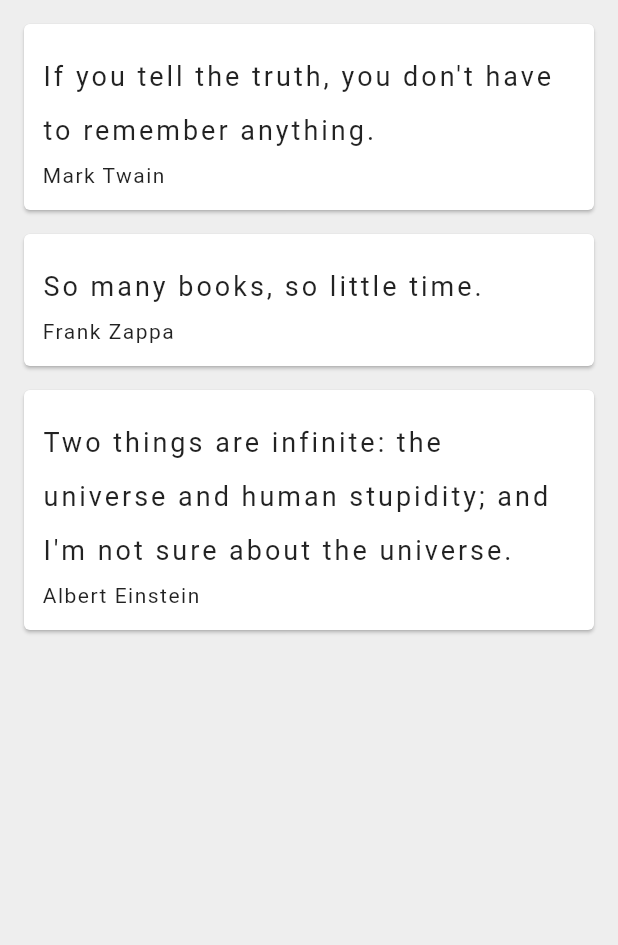
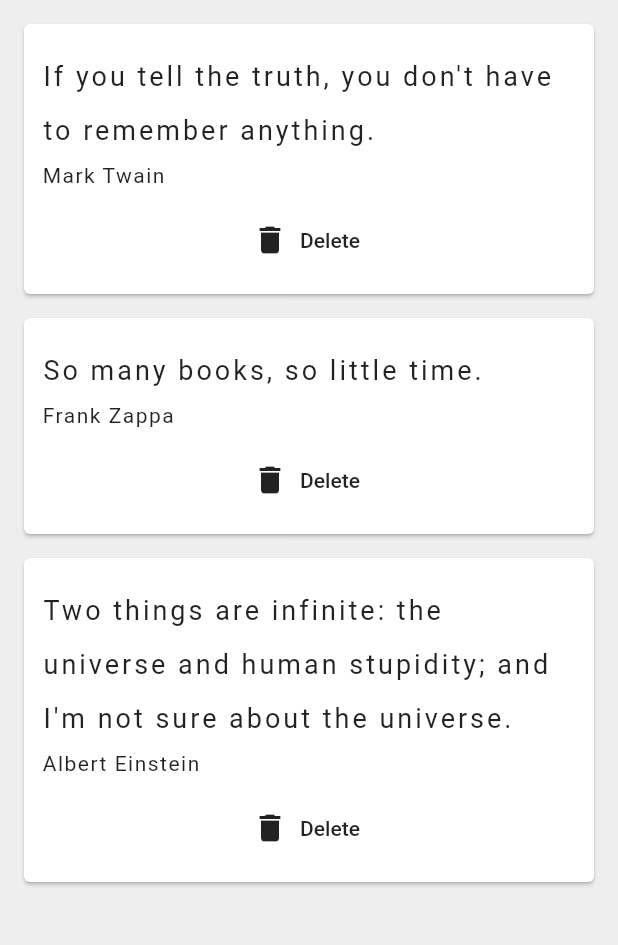
Before and after one commit to adomhamza/QuotesApp-2, a Flutter app: the screen it shows after launch, on a phone screen of 412 x 824 dp, the part 84-1029 px from its top. Run offline on Flutter 3.47's test engine with Material 2 defaults, Android fonts, the phone set to English and light mode, and no system bars.

Commit message:
Added Delete Feature

```diff
--- a/lib/main.dart
+++ b/lib/main.dart
@@ -34,7 +34,15 @@ class _QuotesCardState extends State<QuotesCard> {
         backgroundColor: Colors.red,
       ),
       body: Column(
-        children: quotes.map((quote) => QuoteCard(quote: quote)).toList(),
+        children: quotes
+            .map((quote) => QuoteCard(
+                quote: quote,
+                delete: () {
+                  setState(() {
+                    quotes.remove(quote);
+                  });
+                }))
+            .toList(),
       ),
     );
   }
--- a/lib/quote_card.dart
+++ b/lib/quote_card.dart
@@ -3,7 +3,8 @@ import 'quote.dart';
 
 class QuoteCard extends StatelessWidget {
   final Quote quote;
-  QuoteCard({this.quote});
+  final Function delete;
+  QuoteCard({this.quote, this.delete});
 
   @override
   Widget build(BuildContext context) {
@@ -29,6 +30,14 @@ class QuoteCard extends StatelessWidget {
                 height: 2.0,
                 letterSpacing: 1.0,
               ),
+            ),
+            SizedBox(
+              height: 8.0,
+            ),
+            FlatButton.icon(
+              onPressed: delete,
+              icon: Icon(Icons.delete),
+              label: Text('Delete'),
             )
           ],
         ),
```
